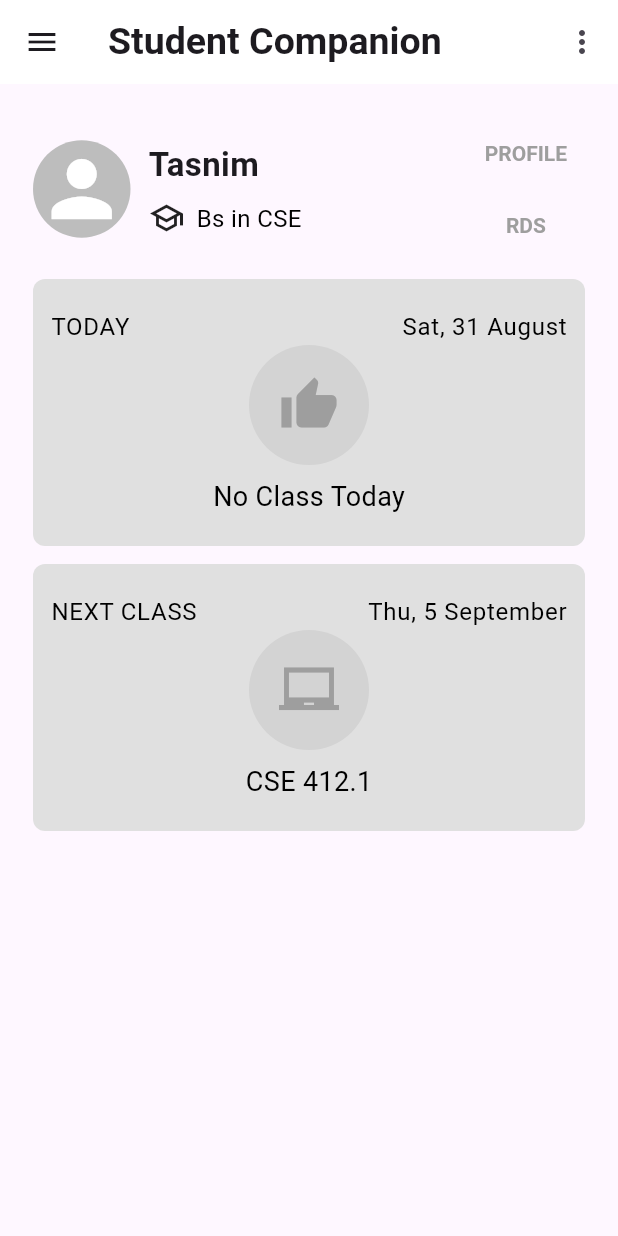
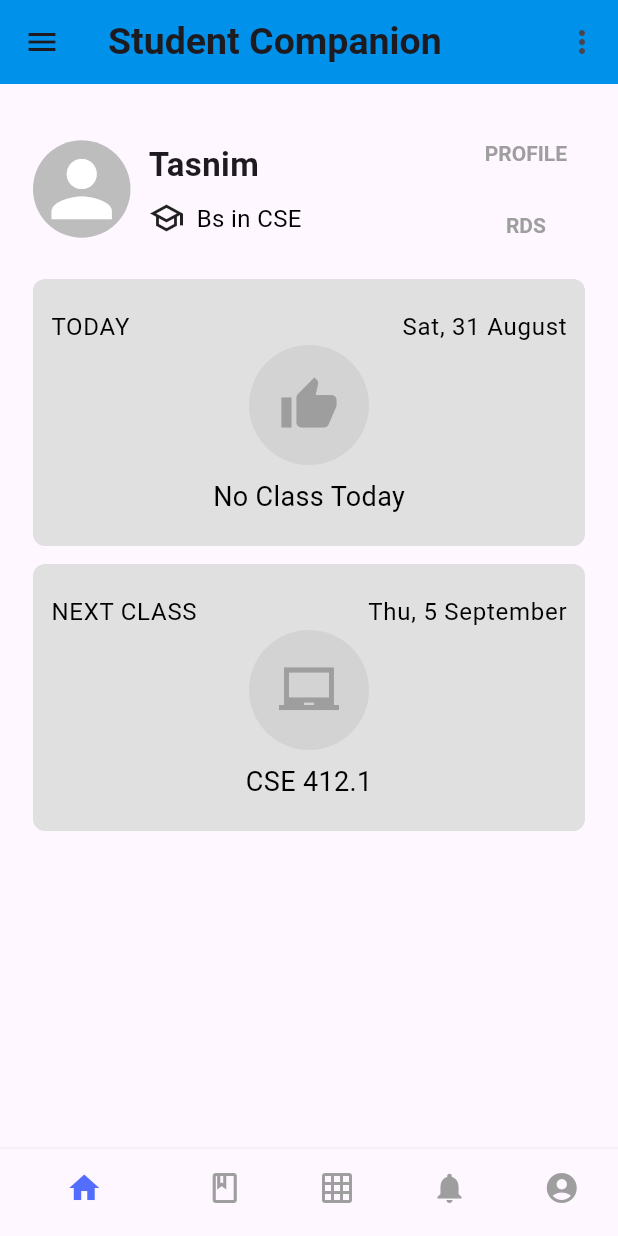
Before and after one commit to TasnimIslamRaisa/Class_Organizer, a Flutter app: the HomeScreen screen opened by its route, on a phone screen of 412 x 824 dp. Run offline on Flutter 3.47's test engine with Material 3 defaults, Android fonts, the phone set to English and light mode, and no system bars; our stand-ins replace avatar_glow, flutter_svg, lottie, shared_preferences, smooth_page_indicator, sqflite; accounts and stored records are empty; project files that could hold a hidden picture were left out.

Commit message:
bottom nav

```diff
--- a/class_organizer/lib/ui/Home_Screen.dart
+++ b/class_organizer/lib/ui/Home_Screen.dart
@@ -1,40 +1,39 @@
-import 'package:class_organizer/style/app_color.dart';
-import 'package:class_organizer/ui/screens/students_screen/edit_profile.dart';
+import 'package:class_organizer/ui/screens/students_screen/class_manager_screen.dart';
+import 'package:class_organizer/ui/screens/students_screen/edit_profile_screen.dart';
+import 'package:class_organizer/ui/screens/students_screen/notes_screen.dart';
+import 'package:class_organizer/ui/screens/students_screen/routine_screen.dart';
+import 'package:class_organizer/ui/screens/students_screen/student_companion_screen.dart';
 import 'package:class_organizer/ui/widgets/drawer_widget.dart';
 import 'package:flutter/material.dart';
-
-class HomeScreen extends StatelessWidget {
+class HomeScreen extends StatefulWidget {
   const HomeScreen({super.key});
 
   @override
+  State<HomeScreen> createState() => _HomeScreenState();
+}
+
+class _HomeScreenState extends State<HomeScreen> {
+  int index = 0;
+  final PageController _pageController = PageController();
+
+  @override
   Widget build(BuildContext context) {
-    final List<Map<String, String>> items = [
-      {
-        'title': 'TODAY',
-        'date': 'Sat, 31 August',
-        'icon': 'thumb_up',
-        'text': 'No Class Today',
-      },
-      {
-        'title': 'NEXT CLASS',
-        'date': 'Thu, 5 September',
-        'icon': 'book',
-        'text': 'CSE 412.1',
-      },
-      // Add more items here as needed
-    ];
-
     return Scaffold(
-      appBar: AppBar(
+      appBar: index == 0
+          ? AppBar(
         title: const Text("Student Companion"),
-        backgroundColor: Colors.white,
+        backgroundColor: Colors.lightBlueAccent[700],
         actions: [
           PopupMenuButton<String>(
             onSelected: (value) {
-              // Handle the selected option
               switch (value) {
                 case 'edit':
-                // Navigate to the Edit screen or perform edit action
+                  Navigator.push(
+                    context,
+                    MaterialPageRoute(
+                      builder: (context) => const EditProfileScreen(),
+                    ),
+                  );
                   break;
                 case 'settings':
                 // Navigate to the Settings screen or perform settings action
@@ -47,10 +46,6 @@ class HomeScreen extends StatelessWidget {
             itemBuilder: (context) => [
               PopupMenuItem(
                 value: 'edit',
-                onTap: () {
-                  Navigator.push(context, MaterialPageRoute(builder: (context)=>const EditProfileScreen()));
-
-                },
                 child: const Text('Edit'),
               ),
               const PopupMenuItem(
@@ -65,158 +60,60 @@ class HomeScreen extends StatelessWidget {
             icon: const Icon(Icons.more_vert), // Options icon
           ),
         ],
+      )
+          : null,
+      drawer: const DrawerWidget(),
+      body: PageView(
+        controller: _pageController,
+        onPageChanged: (value) {
+          setState(() {
+            index = value;
+          });
+        },
+        children: const [
+          StudentCompanionScreen(),
+          ClassManagerScreen(),
+          RoutineScreen(),
+          Notes(),
+          EditProfileScreen(),
+        ],
       ),
-
-      drawer: const DrawerWidget(),
-      body: SafeArea(
-        child: Padding(
-          padding: const EdgeInsets.all(22),
-          child: Column(
-            children: [
-              // Original Row with Icon, Name, and Buttons
-              Row(
-                crossAxisAlignment: CrossAxisAlignment.center,
-                mainAxisAlignment: MainAxisAlignment.spaceBetween,
-                children: [
-                  // Icon
-                  Container(
-                    width: 65,
-                    height: 65,
-                    decoration: BoxDecoration(
-                      shape: BoxShape.circle,
-                      color: Colors.grey[400],
-                    ),
-                    child: const Icon(
-                      Icons.person,
-                      color: Colors.white,
-                      size: 60,
-                    ),
-                  ),
-
-                  // Name and Details
-                  const Expanded(
-                    child: Padding(
-                      padding: EdgeInsets.symmetric(horizontal: 12.0),
-                      child: Column(
-                        crossAxisAlignment: CrossAxisAlignment.start,
-                        mainAxisAlignment: MainAxisAlignment.center,
-                        children: [
-                          Text(
-                            "Tasnim",
-                            style: TextStyle(
-                              fontSize: 22,
-                              fontWeight: FontWeight.bold,
-                            ),
-                          ),
-                          SizedBox(height: 8),
-                          Row(
-                            children: [
-                              Icon(Icons.school_outlined),
-                              SizedBox(width: 8),
-                              Text(
-                                "Bs in CSE",
-                                style: TextStyle(
-                                  fontSize: 16,
-                                  color: AppColors.textColor,
-                                ),
-                              ),
-                            ],
-                          ),
-                        ],
-                      ),
-                    ),
-                  ),
-
-                  // Buttons
-                  Column(
-                    children: [
-                      TextButton(
-                        onPressed: () {},
-                        child: const Text("PROFILE"),
-                      ),
-                      TextButton(
-                        onPressed: () {},
-                        child: const Text("RDS"),
-                      ),
-                    ],
-                  ),
-                ],
-              ),
-
-              const SizedBox(height: 12),
-
-              // ListView Builder
-              Expanded(
-                child: ListView.builder(
-                  itemCount: items.length,
-                  itemBuilder: (context, index) {
-                    final item = items[index];
-                    return Padding(
-                      padding: const EdgeInsets.only(bottom: 12.0),
-                      child: Container(
-                        padding: const EdgeInsets.all(12),
-                        decoration: BoxDecoration(
-                          color: Colors.grey[300],
-                          borderRadius: BorderRadius.circular(8),
-                        ),
-                        child: ListTile(
-                          contentPadding: EdgeInsets.zero,
-                          title: Row(
-                            mainAxisAlignment: MainAxisAlignment.spaceBetween,
-                            children: [
-                              Text(
-                                item['title']!,
-                                style: const TextStyle(
-                                  color: AppColors.textColor,
-                                  fontSize: 16,
-                                ),
-                              ),
-                              Text(
-                                item['date']!,
-                                style: const TextStyle(
-                                  color: AppColors.textColor,
-                                  fontSize: 16,
-                                ),
-                              ),
-                            ],
-                          ),
-                          subtitle: Column(
-                            mainAxisAlignment: MainAxisAlignment.center,
-                            children: [
-                              Container(
-                                width: 80,
-                                height: 80,
-                                decoration: BoxDecoration(
-                                  shape: BoxShape.circle,
-                                  color: Colors.grey.withOpacity(0.2),
-                                ),
-                                child: Icon(
-                                  item['icon'] == 'thumb_up'
-                                      ? Icons.thumb_up
-                                      : Icons.laptop_chromebook_sharp,
-                                  color: Colors.grey,
-                                  size: 40,
-                                ),
-                              ),
-                              const SizedBox(height: 8),
-                              Text(
-                                item['text']!,
-                                style: const TextStyle(
-                                  color: AppColors.textColor,
-                                  fontSize: 18,
-                                ),
-                              ),
-                            ],
-                          ),
-                        ),
-                      ),
-                    );
-                  },
-                ),
-              ),
-            ],
+      bottomNavigationBar: BottomNavigationBar(
+        currentIndex: index,
+        onTap: (value) {
+          _pageController.jumpToPage(value);
+          setState(() {
+            index = value;
+          });
+        },
+        backgroundColor: Colors.white,
+        showSelectedLabels: false,
+        showUnselectedLabels: false,
+        selectedItemColor: Colors.indigoAccent,
+        unselectedItemColor: Colors.grey,
+        elevation: 3,
+        items: const [
+          BottomNavigationBarItem(
+            icon: Icon(Icons.home),
+            label: 'Home',
           ),
-        ),
+          BottomNavigationBarItem(
+            icon: Icon(Icons.class_outlined),
+            label: 'Calendar',
+          ),
+          BottomNavigationBarItem(
+            icon: Icon(Icons.grid_on),
+            label: 'Grid',
+          ),
+          BottomNavigationBarItem(
+            icon: Icon(Icons.notifications),
+            label: 'Notifications',
+          ),
+          BottomNavigationBarItem(
+            icon: Icon(Icons.account_circle),
+            label: 'Profile',
+          ),
+        ],
       ),
     );
   }
--- a/class_organizer/lib/ui/screens/students_screen/edit_profile.dart
+++ b/class_organizer/lib/ui/screens/students_screen/edit_profile_screen.dart
@@ -1,4 +1,6 @@
 import 'package:flutter/material.dart';
+
+import '../../widgets/drawer_widget.dart';
 
 class EditProfileScreen extends StatelessWidget {
   const EditProfileScreen({super.key});
@@ -11,6 +13,7 @@ class EditProfileScreen extends StatelessWidget {
         backgroundColor: Colors.white,
         elevation: 0,
       ),
+      drawer: const DrawerWidget(),
       body: SingleChildScrollView(
         child: SafeArea(
           child: Padding(
--- /dev/null
+++ b/class_organizer/lib/ui/screens/students_screen/student_companion_screen.dart
@@ -0,0 +1,178 @@
+import 'package:flutter/material.dart';
+
+import '../../../style/app_color.dart';
+
+class StudentCompanionScreen extends StatelessWidget {
+  const StudentCompanionScreen({super.key});
+
+  @override
+  Widget build(BuildContext context) {
+    final List<Map<String, String>> items = [
+      {
+        'title': 'TODAY',
+        'date': 'Sat, 31 August',
+        'icon': 'thumb_up',
+        'text': 'No Class Today',
+      },
+      {
+        'title': 'NEXT CLASS',
+        'date': 'Thu, 5 September',
+        'icon': 'book',
+        'text': 'CSE 412.1',
+      },
+      // Add more items here as needed
+    ];
+
+    return SafeArea(
+      child: Padding(
+        padding: const EdgeInsets.all(22),
+        child: Column(
+          children: [
+            // Original Row with Icon, Name, and Buttons
+            Row(
+              crossAxisAlignment: CrossAxisAlignment.center,
+              mainAxisAlignment: MainAxisAlignment.spaceBetween,
+              children: [
+                // Icon
+                Container(
+                  width: 65,
+                  height: 65,
+                  decoration: BoxDecoration(
+                    shape: BoxShape.circle,
+                    color: Colors.grey[400],
+                  ),
+                  child: const Icon(
+                    Icons.person,
+                    color: Colors.white,
+                    size: 60,
+                  ),
+                ),
+
+                // Name and Details
+                const Expanded(
+                  child: Padding(
+                    padding: EdgeInsets.symmetric(horizontal: 12.0),
+                    child: Column(
+                      crossAxisAlignment: CrossAxisAlignment.start,
+                      mainAxisAlignment: MainAxisAlignment.center,
+                      children: [
+                        Text(
+                          "Tasnim",
+                          style: TextStyle(
+                            fontSize: 22,
+                            fontWeight: FontWeight.bold,
+                          ),
+                        ),
+                        SizedBox(height: 8),
+                        Row(
+                          children: [
+                            Icon(Icons.school_outlined),
+                            SizedBox(width: 8),
+                            Text(
+                              "Bs in CSE",
+                              style: TextStyle(
+                                fontSize: 16,
+                                color: AppColors.textColor,
+                              ),
+                            ),
+                          ],
+                        ),
+                      ],
+                    ),
+                  ),
+                ),
+
+                // Buttons
+                Column(
+                  children: [
+                    TextButton(
+                      onPressed: () {},
+                      child: const Text("PROFILE"),
+                    ),
+                    TextButton(
+                      onPressed: () {},
+                      child: const Text("RDS"),
+                    ),
+                  ],
+                ),
+              ],
+            ),
+
+            const SizedBox(height: 12),
+
+            // ListView Builder
+            Expanded(
+              child: ListView.builder(
+                itemCount: items.length,
+                itemBuilder: (context, index) {
+                  final item = items[index];
+                  return Padding(
+                      padding: const EdgeInsets.only(bottom: 12.0),
+                      child: Container(
+                        padding: const EdgeInsets.all(12),
+                        decoration: BoxDecoration(
+                          color: Colors.grey[300],
+                          borderRadius: BorderRadius.circular(8),
+                        ),
+                        child: ListTile(
+                          contentPadding: EdgeInsets.zero,
+                          title: Row(
+                            mainAxisAlignment: MainAxisAlignment.spaceBetween,
+                            children: [
+                              Text(
+                                item['title']!,
+                                style: const TextStyle(
+                                  color: AppColors.textColor,
+                                  fontSize: 16,
+                                ),
+                              ),
+                              Text(
+                                item['date']!,
+                                style: const TextStyle(
+                                  color: AppColors.textColor,
+                                  fontSize: 16,
+                                ),
+                              ),
+                            ],
+                          ),
+                          subtitle: Column(
+                            mainAxisAlignment: MainAxisAlignment.center,
+                            children: [
+                              Container(
+                                width: 80,
+                                height: 80,
+                                decoration: BoxDecoration(
+                                  shape: BoxShape.circle,
+                                  color: Colors.grey.withOpacity(0.2),
+                                ),
+                                child: Icon(
+                                  item['icon'] == 'thumb_up'
+                                      ? Icons.thumb_up
+                                      : Icons.laptop_chromebook_sharp,
+                                  color: Colors.grey,
+                                  size: 40,
+                                ),
+                              ),
+                              const SizedBox(height: 8),
+                              Text(
+                                item['text']!,
+                                style: const TextStyle(
+                                  color: AppColors.textColor,
+                                  fontSize: 18,
+                                ),
+                              ),
+                            ],
+                          ),
+                        ),
+                      )
+
+                  );
+                },
+              ),
+            ),
+          ],
+        ),
+      ),
+    );
+  }
+}
--- a/class_organizer/lib/ui/widgets/drawer_widget.dart
+++ b/class_organizer/lib/ui/widgets/drawer_widget.dart
@@ -2,7 +2,7 @@
 import 'package:flutter/material.dart';
 
 import '../../style/app_color.dart';
-import '../screens/students_screen/edit_profile.dart';
+import '../screens/students_screen/edit_profile_screen.dart';
 
 class DrawerWidget extends StatelessWidget {
   const DrawerWidget({
```
Also changed, not shown: class_organizer/lib/ui/screens/students_screen/class_manager_screen.dart (added, +21 -0 lines), class_organizer/lib/ui/screens/students_screen/notes_screen.dart (added, +21 -0 lines), class_organizer/lib/ui/screens/students_screen/routine_screen.dart (added, +21 -0 lines), class_organizer/lib/utility/profile_app_bar.dart (+33 -0 lines).
